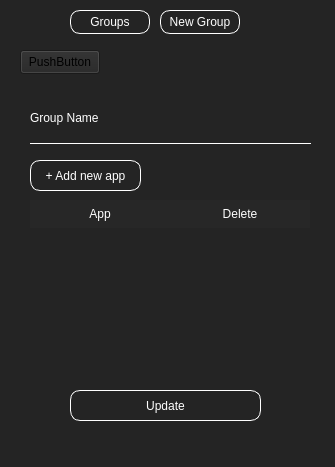
illud/tgroup, file mainwindow.ui: the form before one commit.
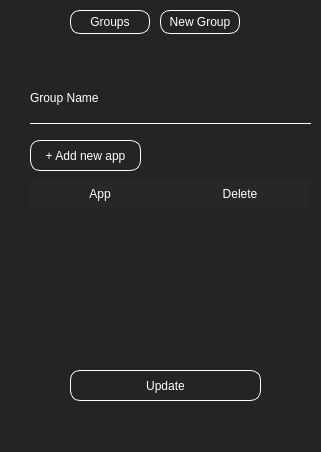
The form after the commit. The open tabs and pages were chosen to show the change.

Commit message: update delete old shortcut and added status bar notifications

What changed in the file:
```diff
--- a/mainwindow.ui
+++ b/mainwindow.ui
@@ -6,8 +6,8 @@
    <rect>
     <x>0</x>
     <y>0</y>
-    <width>335</width>
-    <height>467</height>
+    <width>321</width>
+    <height>452</height>
    </rect>
   </property>
   <property name="windowTitle">
@@ -21,8 +21,8 @@
     <property name="geometry">
      <rect>
       <x>0</x>
-      <y>70</y>
-      <width>331</width>
+      <y>40</y>
+      <width>321</width>
       <height>371</height>
      </rect>
     </property>
@@ -507,7 +507,7 @@
       <property name="geometry">
        <rect>
         <x>30</x>
-        <y>130</y>
+        <y>140</y>
         <width>281</width>
         <height>181</height>
        </rect>
@@ -670,7 +670,7 @@
       <property name="geometry">
        <rect>
         <x>30</x>
-        <y>40</y>
+        <y>50</y>
         <width>171</width>
         <height>16</height>
        </rect>
@@ -688,7 +688,7 @@
       <property name="geometry">
        <rect>
         <x>30</x>
-        <y>50</y>
+        <y>60</y>
         <width>281</width>
         <height>24</height>
        </rect>
@@ -707,7 +707,7 @@
       <property name="geometry">
        <rect>
         <x>30</x>
-        <y>90</y>
+        <y>100</y>
         <width>111</width>
         <height>31</height>
        </rect>
@@ -751,7 +751,7 @@
       <property name="geometry">
        <rect>
         <x>70</x>
-        <y>320</y>
+        <y>330</y>
         <width>191</width>
         <height>31</height>
        </rect>
@@ -866,19 +866,6 @@
      <string>Groups</string>
     </property>
    </widget>
-   <widget class="QPushButton" name="groupBtn">
-    <property name="geometry">
-     <rect>
-      <x>20</x>
-      <y>50</y>
-      <width>80</width>
-      <height>24</height>
-     </rect>
-    </property>
-    <property name="text">
-     <string>PushButton</string>
-    </property>
-   </widget>
   </widget>
   <widget class="QMenuBar" name="menubar">
    <property name="geometry">
```
Left out of the diff: 5 changed lines with no effect on the pictures. The commit also changes 2 other files.
